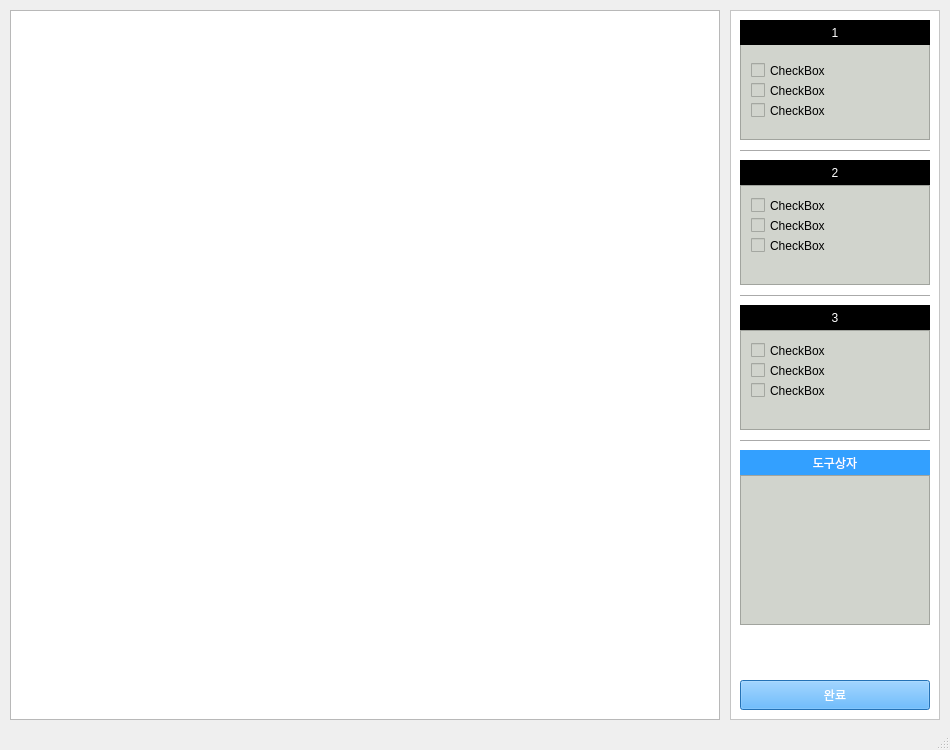
The window that GUI/ui_dir/Topology.ui (5drone/KSJr3DF-Project) describes before a commit, drawn with Qt 5.
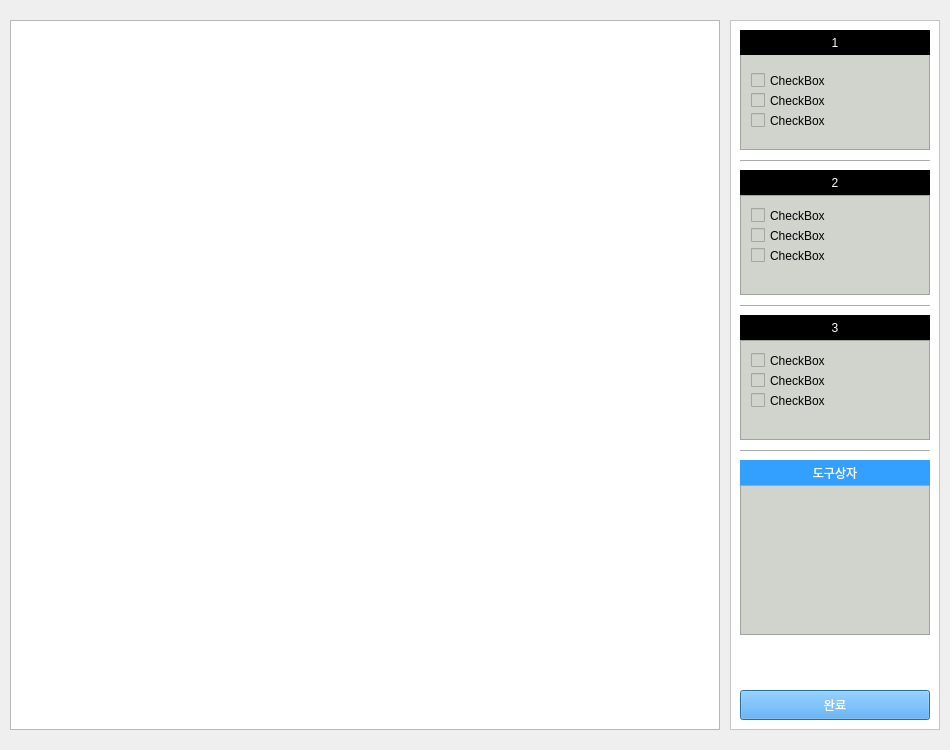
The same window after the commit. Icons and pictures are not drawn.

```diff
--- a/GUI/ui_dir/Topology.ui
+++ b/GUI/ui_dir/Topology.ui
@@ -1,7 +1,7 @@
 <?xml version="1.0" encoding="UTF-8"?>
 <ui version="4.0">
- <class>MainWindow</class>
- <widget class="QMainWindow" name="MainWindow">
+ <class>Dialog</class>
+ <widget class="QDialog" name="Dialog">
   <property name="geometry">
    <rect>
     <x>0</x>
@@ -17,22 +17,11 @@
    <iconset>
     <normaloff>../icon/dron.jpeg</normaloff>../icon/dron.jpeg</iconset>
   </property>
-  <widget class="QWidget" name="centralwidget">
-   <widget class="QGraphicsView" name="graphicsView">
-    <property name="geometry">
-     <rect>
-      <x>10</x>
-      <y>10</y>
-      <width>710</width>
-      <height>710</height>
-     </rect>
-    </property>
-   </widget>
-   <widget class="QFrame" name="frame">
+  <widget class="QFrame" name="Right_frame">
     <property name="geometry">
      <rect>
       <x>730</x>
-      <y>10</y>
+     <y>20</y>
       <width>210</width>
       <height>710</height>
      </rect>
@@ -46,7 +35,7 @@
     <property name="frameShadow">
      <enum>QFrame::Raised</enum>
     </property>
-    <widget class="QPushButton" name="pushButton">
+   <widget class="QPushButton" name="Finish_pushButton_2">
      <property name="geometry">
       <rect>
        <x>10</x>
@@ -63,7 +52,7 @@
       <string>완료</string>
      </property>
     </widget>
-    <widget class="QScrollArea" name="scrollArea_2">
+   <widget class="QScrollArea" name="Toolbox_scrollArea_2">
      <property name="geometry">
       <rect>
        <x>10</x>
@@ -89,7 +78,7 @@
       </property>
      </widget>
     </widget>
-    <widget class="QScrollArea" name="scrollArea">
+   <widget class="QScrollArea" name="First_scrollArea_2">
      <property name="geometry">
       <rect>
        <x>10</x>
@@ -154,7 +143,7 @@
       </widget>
      </widget>
     </widget>
-    <widget class="Line" name="line">
+   <widget class="Line" name="line_4">
      <property name="geometry">
       <rect>
        <x>10</x>
@@ -167,7 +156,7 @@
       <enum>Qt::Horizontal</enum>
      </property>
     </widget>
-    <widget class="QLabel" name="label">
+   <widget class="QLabel" name="First_Label_2">
      <property name="geometry">
       <rect>
        <x>10</x>
@@ -193,7 +182,7 @@
       <set>Qt::AlignCenter</set>
      </property>
     </widget>
-    <widget class="QLabel" name="label_2">
+   <widget class="QLabel" name="Second_Label_2">
      <property name="geometry">
       <rect>
        <x>10</x>
@@ -219,7 +208,7 @@
       <set>Qt::AlignCenter</set>
      </property>
     </widget>
-    <widget class="QLabel" name="label_3">
+   <widget class="QLabel" name="Third_Label_2">
      <property name="geometry">
       <rect>
        <x>10</x>
@@ -245,7 +234,7 @@
       <set>Qt::AlignCenter</set>
      </property>
     </widget>
-    <widget class="QScrollArea" name="scrollArea_3">
+   <widget class="QScrollArea" name="Second_scrollArea_2">
      <property name="geometry">
       <rect>
        <x>10</x>
@@ -310,7 +299,7 @@
       </widget>
      </widget>
     </widget>
-    <widget class="QScrollArea" name="scrollArea_4">
+   <widget class="QScrollArea" name="Third_scrollArea_2">
      <property name="geometry">
       <rect>
        <x>10</x>
@@ -375,7 +364,7 @@
       </widget>
      </widget>
     </widget>
-    <widget class="Line" name="line_2">
+   <widget class="Line" name="line_5">
      <property name="geometry">
       <rect>
        <x>10</x>
@@ -388,7 +377,7 @@
       <enum>Qt::Horizontal</enum>
      </property>
     </widget>
-    <widget class="QLabel" name="label_4">
+   <widget class="QLabel" name="Toolbox_Label_2">
      <property name="geometry">
       <rect>
        <x>10</x>
@@ -408,7 +397,7 @@
       <set>Qt::AlignCenter</set>
      </property>
     </widget>
-    <widget class="Line" name="line_3">
+   <widget class="Line" name="line_6">
      <property name="geometry">
       <rect>
        <x>10</x>
@@ -422,8 +411,16 @@
      </property>
     </widget>
    </widget>
+  <widget class="QGraphicsView" name="graphicsView">
+   <property name="geometry">
+    <rect>
+     <x>10</x>
+     <y>20</y>
+     <width>710</width>
+     <height>710</height>
+    </rect>
+   </property>
   </widget>
-  <widget class="QStatusBar" name="statusbar"/>
  </widget>
  <resources/>
  <connections/>
```
Left out of the diff: 26 changed lines with no effect on the pictures. Lines whose indentation alone changed are shown as unchanged.
